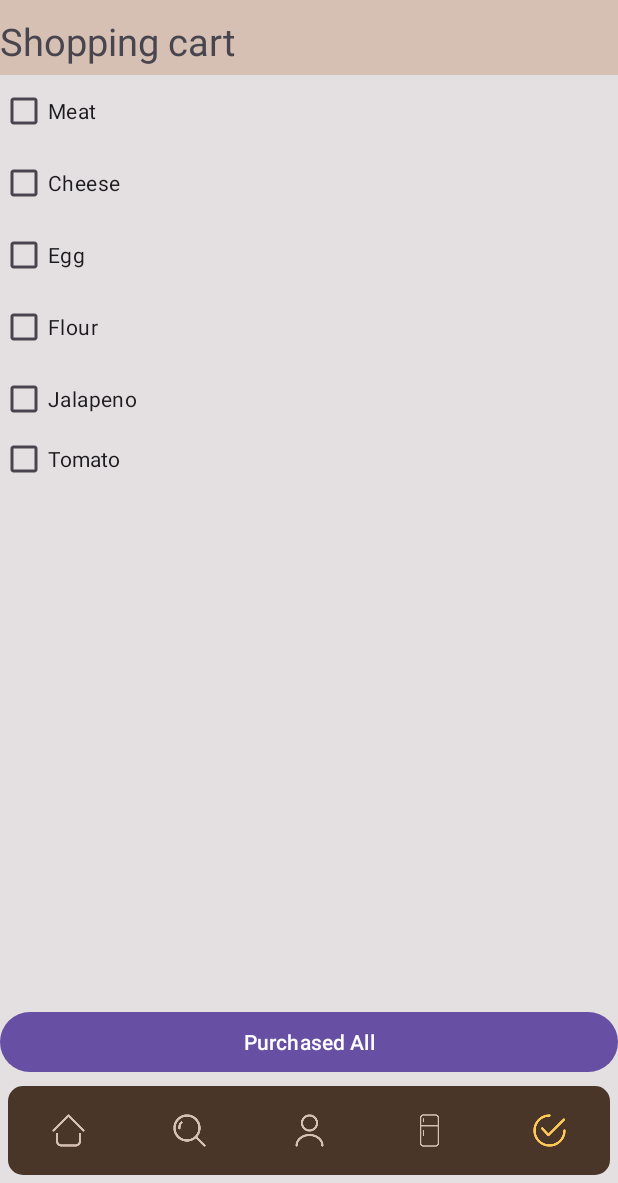
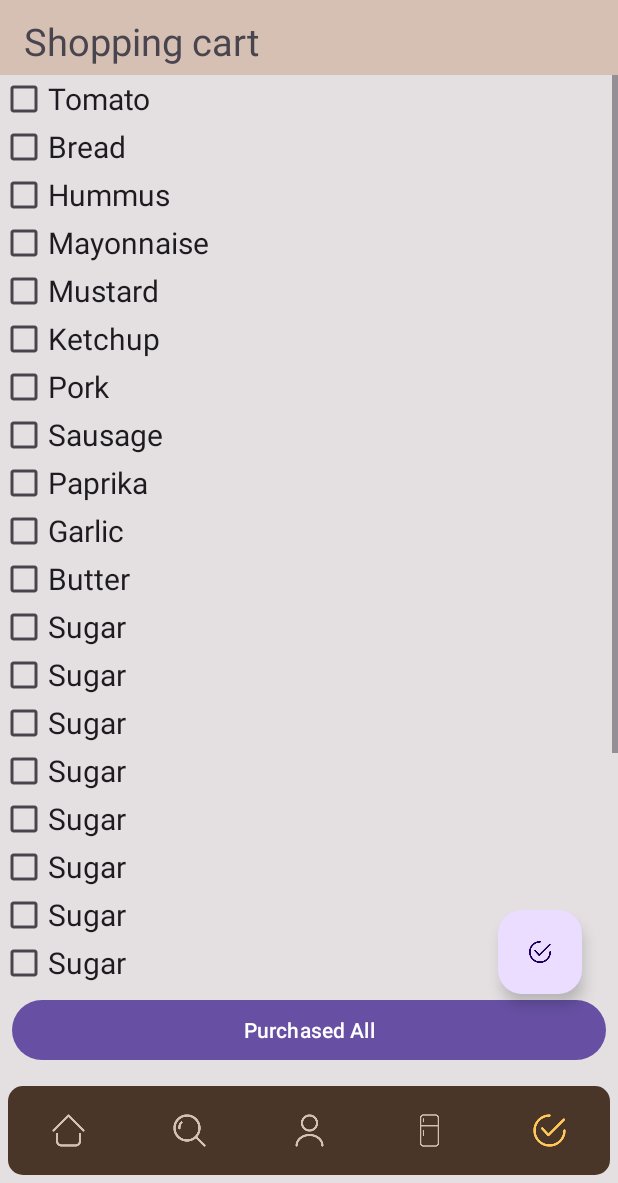
Before and after one commit to remenyigergo/iChef, an Android app: the screen it shows after launch (MainActivity), item 5 of the bottom bar chosen, on a phone screen of 412 x 824 dp, the part 53-1236 px from its top. Run offline under Robolectric (Android 15) with nearby library versions, the phone set to English and light mode, and no system bars.

Commit message:
Added scrollable ingredients list in shopping cart.
with hardcoded ScrollView margins
Also the insert button needs to be replaced something like an opening button that gives multiple options to Delete, Insert, or Select All. And there should be the Purchase button at the bottom
Also the scrolling needs to be fixed so the Purchase button is not stuck on the screen all the time

```diff
--- a/app/src/main/java/com/example/ichef/fragments/ShoppingFragment.kt
+++ b/app/src/main/java/com/example/ichef/fragments/ShoppingFragment.kt
@@ -7,7 +7,6 @@
 import android.view.ViewGroup
 import android.widget.CheckBox
 import android.widget.LinearLayout
-import android.widget.LinearLayout.LayoutParams
 import androidx.fragment.app.Fragment
 import com.example.ichef.R
 
@@ -20,23 +19,29 @@
         // Inflate the layout
         val rootView = inflater.inflate(R.layout.shopping_fragment, container, false)
 
-        // Access the LinearLayout after inflating the layout
-        val shoppingListLayout = rootView.findViewById<LinearLayout>(R.id.shopping_list)
+        val shoppingList: LinearLayout = rootView.findViewById(R.id.shopping_list)
+        AddIngredientsToCheckboxList(shoppingList)
 
+        return rootView
+    }
+
+    private fun AddIngredientsToCheckboxList(shoppingList: LinearLayout) {
+        val ingredients = listOf(
+            "Tomato", "Bread", "Hummus", "Mayonnaise", "Mustard", "Ketchup", "Pork",
+            "Sausage", "Paprika", "Garlic", "Butter", "Sugar", "Sugar", "Sugar", "Sugar", "Sugar", "Sugar", "Sugar", "Sugar", "Sugar", "Sugar", "Sugar", "Sugar", "Sugar", "Sugar", "Sugar"
+        )
+        ingredients.forEach { ingredient ->
             // Create a new CheckBox
             val newCheckBox = CheckBox(context).apply {
-            text = "Tomato"
+                text = ingredient
+                textSize = 20f
                 layoutParams = LinearLayout.LayoutParams(
                     LinearLayout.LayoutParams.WRAP_CONTENT,
                     LinearLayout.LayoutParams.WRAP_CONTENT
                 )
             }
-
             // Add the CheckBox to the LinearLayout
-        shoppingListLayout.addView(newCheckBox)
-
-        Log.d("ShoppingFragment", "Added new CheckBox to shopping list")
-
-        return rootView // Return the inflated layout as the fragment's view
+            shoppingList.addView(newCheckBox)
         }
     }
+}
--- a/app/src/main/res/layout/shopping_fragment.xml
+++ b/app/src/main/res/layout/shopping_fragment.xml
@@ -1,7 +1,8 @@
 <?xml version="1.0" encoding="utf-8"?>
-<LinearLayout xmlns:android="http://schemas.android.com/apk/res/android"
+<FrameLayout xmlns:android="http://schemas.android.com/apk/res/android"
+    xmlns:tools="http://schemas.android.com/tools"
+    xmlns:app="http://schemas.android.com/apk/res-auto"
     android:id="@+id/shopping_layout"
-    android:orientation="vertical"
     android:layout_width="match_parent"
     android:layout_height="match_parent">
 
@@ -9,62 +10,62 @@
     <LinearLayout
         android:layout_width="match_parent"
         android:layout_height="45sp"
+        android:orientation="horizontal"
         android:background="@color/topbar">
 
         <TextView
             android:layout_width="wrap_content"
-            android:layout_height="wrap_content"
+            android:layout_height="match_parent"
             android:text="Shopping cart"
             android:textSize="25sp"
-            android:layout_gravity="center" />
+            android:gravity="center_vertical"
+            android:layout_marginStart="16dp" />
     </LinearLayout>
 
-    <!-- Checkboxes -->
-    <LinearLayout
-        android:id="@+id/shopping_list"
+    <!-- Scrollable shopping list -->
+    <ScrollView
+        android:id="@+id/list_scroll_view"
+        android:layout_marginTop="45sp"
+        android:layout_marginBottom="55sp"
         android:layout_width="match_parent"
-        android:layout_height="0dp"
-        android:layout_weight="1"
-        android:orientation="vertical">
+        android:layout_height="match_parent">
 
-        <CheckBox
-            android:id="@+id/checkbox_meat"
+        <LinearLayout
+            android:id="@+id/shopping_list"
+            android:layout_width="match_parent"
+            android:layout_height="wrap_content"
+            android:orientation="vertical">
+        </LinearLayout>
+    </ScrollView>
+
+    <androidx.constraintlayout.widget.ConstraintLayout
+        android:id="@+id/button_container"
+        android:layout_width="match_parent"
+        android:layout_height="wrap_content"
+        android:layout_gravity="bottom"
+        android:orientation="horizontal"
+        android:background="@android:color/transparent"
+        android:padding="8dp">
+        <!-- Floating Action Button -->
+        <com.google.android.material.floatingactionbutton.FloatingActionButton
+            android:id="@+id/fab"
             android:layout_width="wrap_content"
             android:layout_height="wrap_content"
-            android:text="Meat" />
-        <CheckBox
-            android:id="@+id/checkbox_cheese"
-            android:layout_width="wrap_content"
-            android:layout_height="wrap_content"
-            android:text="Cheese" />
-        <CheckBox
-            android:id="@+id/checkbox_egg"
-            android:layout_width="wrap_content"
-            android:layout_height="wrap_content"
-            android:text="Egg" />
-        <CheckBox
-            android:id="@+id/checkbox_flour"
-            android:layout_width="wrap_content"
-            android:layout_height="wrap_content"
-            android:text="Flour" />
-        <CheckBox
-            android:id="@+id/checkbox_jalapeno"
-            android:layout_width="wrap_content"
-            android:layout_height="wrap_content"
-            android:text="Jalapeno" />
-    </LinearLayout>
+            android:layout_margin="16dp"
+            app:layout_constraintRight_toRightOf="@id/buttonHome"
+            android:src="@mipmap/list_icon_foreground"
+            android:contentDescription="Add Item"
+            tools:ignore="MissingConstraints" />
 
-    <!-- Button at the bottom -->
-    <LinearLayout
-        android:layout_width="match_parent"
-        android:layout_height="wrap_content"
-        android:gravity="center_horizontal">
-
+        <!-- Purchased All Button -->
         <Button
             android:id="@+id/buttonHome"
-            android:layout_width="0dp"
+            android:layout_width="match_parent"
             android:layout_height="wrap_content"
             android:layout_weight="1"
-            android:text="Purchased All" />
-    </LinearLayout>
-</LinearLayout>
+            android:text="Purchased All"
+            app:layout_constraintTop_toBottomOf="@id/fab"
+            tools:ignore="MissingConstraints" />
+    </androidx.constraintlayout.widget.ConstraintLayout>
+
+</FrameLayout>
```
Lines whose indentation alone changed are shown as unchanged.
